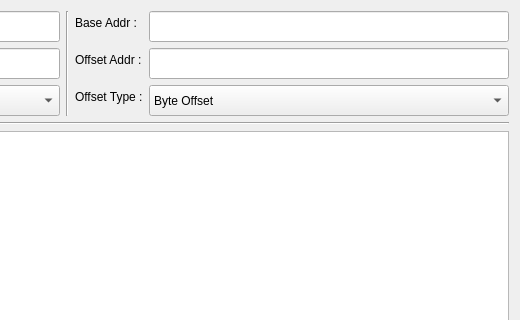
This is client/widgets/register_tab.ui in vipersnh/regbank_reader as Qt 5 draws it before an edit; both pictures show x 386 to 906 and y 0 to 320 of the 906 by 538 pixel window. The edited form follows.
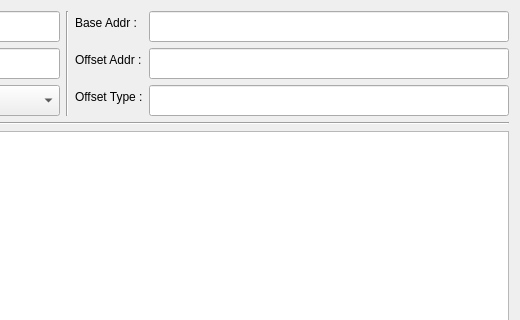
This is the edited form.

What changed in the file:
```diff
--- a/client/widgets/register_tab.ui
+++ b/client/widgets/register_tab.ui
@@ -190,28 +190,24 @@
          </item>
         </layout>
        </item>
-       <item row="2" column="1">
-        <widget class="QComboBox" name="addr_offset_type">
+       <item row="1" column="1">
+        <widget class="QLineEdit" name="lineEdit_registerOffsetAddr">
          <property name="minimumSize">
           <size>
            <width>161</width>
            <height>31</height>
           </size>
          </property>
-         <item>
-          <property name="text">
-           <string>Byte Offset</string>
-          </property>
-         </item>
-         <item>
-          <property name="text">
-           <string>Word Offset</string>
-          </property>
-         </item>
+         <property name="alignment">
+          <set>Qt::AlignCenter</set>
+         </property>
+         <property name="readOnly">
+          <bool>true</bool>
+         </property>
         </widget>
        </item>
-       <item row="1" column="1">
-        <widget class="QLineEdit" name="offset_addr_edit">
+       <item row="2" column="1">
+        <widget class="QLineEdit" name="lineEdit_sheetOffsetType">
          <property name="minimumSize">
           <size>
            <width>161</width>
@@ -221,6 +217,9 @@
          <property name="alignment">
           <set>Qt::AlignCenter</set>
          </property>
+         <property name="readOnly">
+          <bool>true</bool>
+         </property>
         </widget>
        </item>
       </layout>
```
Left out of the diff: 43 changed lines with no effect on the pictures.
